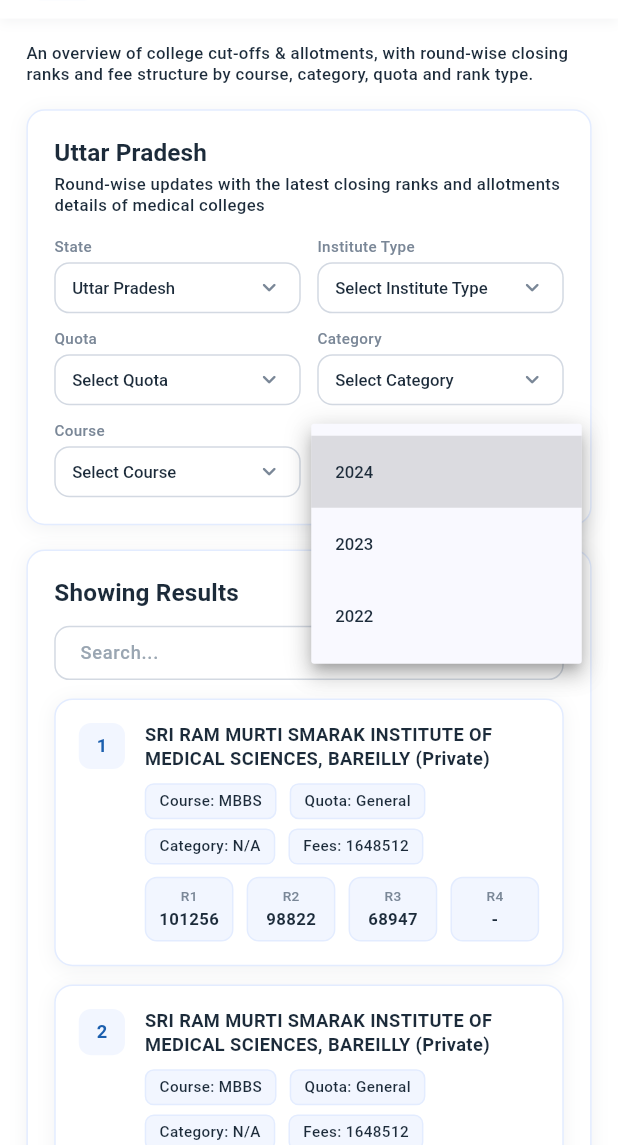
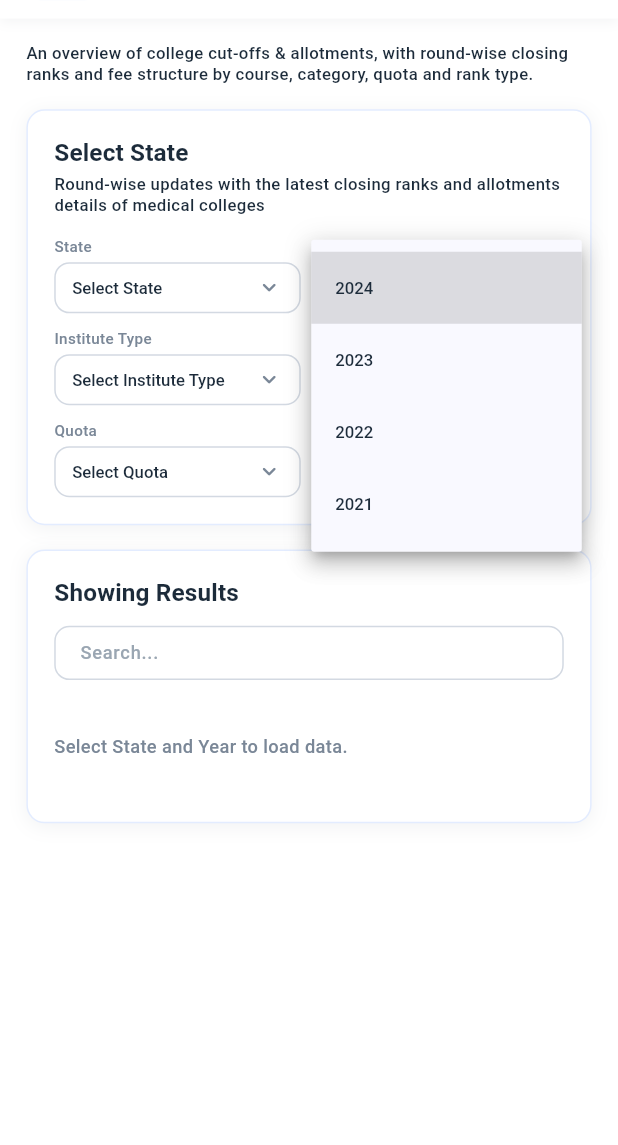
Before and after one commit to Fast-Trade-Technologies/neetCounsellingApp, a Flutter app: the CutoffAllotmentsView screen opened by its route, after a tap on "2024", on a phone screen of 412 x 824 dp, the part 91-1236 px from its top. Run offline on Flutter 3.47's test engine with Material 3 defaults, Android fonts, the phone set to English and light mode, and no system bars; our stand-ins replace connectivity_plus, dio, flutter_screenutil, get, get_storage, open_filex; missing offline and left inert: curl_logger_dio_interceptor; accounts and stored records are empty.

Commit message:
add APIs in cut-off-allotments page

```diff
--- /dev/null
+++ b/lib/api_services/cut_off_allotments_api.dart
@@ -0,0 +1,93 @@
+import 'dart:convert';
+
+import 'package:dio/dio.dart';
+
+import 'package:neetcounsellingapp/app/core/storage/app_storage.dart';
+
+import 'base_api.dart';
+
+/// GET /cut-off-allotments from NEET Counseling API Postman collection.
+/// All params in query: nLoginUserIdNo, state_id_counselling, state_id, year;
+/// optional: institute_type_id, course_id, quota_id, sm_category_id.
+class CutOffAllotmentsApi {
+  static const String path = '/cut-off-allotments';
+
+  static final BaseAPI _api = BaseAPI();
+
+  /// GET {{base_url}}/cut-off-allotments with query params (no header params).
+  static Future<(bool success, Map<String, dynamic>? data, String? errorMessage)> getCutOffAllotments({
+    required String stateId,
+    required String year,
+    String? instituteTypeId,
+    String? courseId,
+    String? quotaId,
+    String? smCategoryId,
+    bool showLoader = true,
+  }) async {
+    final userId = AppStorage.userId;
+    if (userId == null || userId.isEmpty) {
+      return (false, null, 'Please sign in to load cut-off allotments');
+    }
+    try {
+      final query = <String, dynamic>{
+        'nLoginUserIdNo': userId,
+        'state_id': stateId,
+        'year': year,
+      };
+      if (instituteTypeId != null && instituteTypeId.isNotEmpty) query['institute_type_id'] = instituteTypeId;
+      if (courseId != null && courseId.isNotEmpty) query['course_id'] = courseId;
+      if (quotaId != null && quotaId.isNotEmpty) query['quota_id'] = quotaId;
+      if (smCategoryId != null && smCategoryId.isNotEmpty) query['sm_category_id'] = smCategoryId;
+
+      final response = await _api.get(
+        url: path,
+        queryParameters: query,
+        showLoader: showLoader,
+      );
+
+      if (response == null) return (false, null, 'No response from server');
+      if (response.statusCode != 200) {
+        final msg = _messageFromResponse(response);
+        return (false, null, msg ?? 'Failed to load cut-off allotments');
+      }
+
+      final body = _parseBody(response.data);
+      if (body == null) return (false, null, 'Invalid response');
+
+      final isSuccess = body['isSuccess'] == true || body['success'] == true;
+      final message = body['message']?.toString();
+
+      if (isSuccess) {
+        final dataRaw = body['data'];
+        if (dataRaw is Map) return (true, Map<String, dynamic>.from(dataRaw), null);
+        return (true, <String, dynamic>{}, null);
+      }
+      return (false, null, message ?? 'Failed to load cut-off allotments');
+    } on DioException catch (e) {
+      final msg = e.response != null ? _messageFromResponse(e.response!) : e.message;
+      return (false, null, msg ?? 'Something went wrong');
+    }
+  }
+
+  static Map<String, dynamic>? _parseBody(dynamic raw) {
+    if (raw == null) return null;
+    if (raw is Map) return Map<String, dynamic>.from(raw);
+    if (raw is String) {
+      try {
+        final decoded = jsonDecode(raw);
+        return decoded is Map ? Map<String, dynamic>.from(decoded) : null;
+      } catch (_) {
+        return null;
+      }
+    }
+    return null;
+  }
+
+  static String? _messageFromResponse(Response response) {
+    try {
+      final data = response.data;
+      if (data is Map && data['message'] != null) return data['message'].toString();
+    } catch (_) {}
+    return null;
+  }
+}
--- a/lib/app/modules/tools/cutoff_allotments/cutoff_allotments_controller.dart
+++ b/lib/app/modules/tools/cutoff_allotments/cutoff_allotments_controller.dart
@@ -1,6 +1,8 @@
 import 'package:get/get.dart';
 
+import '../../../../api_services/cut_off_allotments_api.dart';
 import '../../../../api_services/filters_api.dart';
+import '../../../core/snackbar/app_snackbar.dart';
 
 class CutoffRow {
   CutoffRow({
@@ -26,10 +28,49 @@ class CutoffRow {
   final String r2;
   final String r3;
   final String r4;
+
+  static String _instituteStr(Map<String, dynamic> json) {
+    String str(dynamic v) => (v?.toString() ?? '').trim();
+    final collegeName = str(json['college_name'] ?? json['institute_name'] ?? json['institute'] ?? json['institute_and_type']);
+    final instituteType = str(json['institute_type_name'] ?? json['institute_type']);
+    if (collegeName.isNotEmpty && instituteType.isNotEmpty) {
+      return '$collegeName ($instituteType)';
+    }
+    return collegeName.isNotEmpty ? collegeName : instituteType;
+  }
+
+  factory CutoffRow.fromJson(Map<String, dynamic> json) {
+    int toInt(dynamic v) => v is int ? v : int.tryParse(v?.toString() ?? '') ?? 0;
+    String str(dynamic v) => (v?.toString() ?? '').trim();
+
+    // Handle nested rounds object
+    final rounds = json['rounds'];
+    String getRound(String key) {
+      if (rounds is Map) {
+        final value = rounds[key];
+        return value == null ? '-' : str(value);
+      }
+      return str(json[key] ?? json['round${key.substring(1)}'] ?? json['round_${key.substring(1)}']);
+    }
+
+    return CutoffRow(
+      sNo: toInt(json['s_no'] ?? json['sNo'] ?? json['serial_no']),
+      instituteAndType: CutoffRow._instituteStr(json),
+      course: str(json['course_name'] ?? json['course']),
+      quota: str(json['quota_name'] ?? json['quota']),
+      category: str(json['category_name'] ?? json['category'] ?? json['sm_category']),
+      fees: str(json['fees'] ?? json['fee'] ?? json['fee_structure']),
+      r1: getRound('r1'),
+      r2: getRound('r2'),
+      r3: getRound('r3'),
+      r4: getRound('r4'),
+    );
+  }
 }
 
 class CutoffAllotmentsController extends GetxController {
-  final RxString selectedState = 'Uttar Pradesh'.obs;
+  final RxString selectedState = 'Select State'.obs;
+  final RxString selectedStateId = ''.obs;
   final RxString selectedInstituteType = 'Select Institute Type'.obs;
   final RxString selectedQuota = 'Select Quota'.obs;
   final RxString selectedCategory = 'Select Category'.obs;
@@ -37,6 +78,10 @@ class CutoffAllotmentsController extends GetxController {
   final RxString selectedYear = '2024'.obs;
   final RxInt entriesPerPage = 10.obs;
   final RxString searchQuery = ''.obs;
+
+  final RxBool filtersLoading = true.obs;
+  final RxBool isLoading = false.obs;
+  final RxString error = ''.obs;
 
   final RxList<FilterItem> stateFilters = <FilterItem>[].obs;
   List<String> get states => stateFilters.isEmpty
@@ -47,102 +92,158 @@ class CutoffAllotmentsController extends GetxController {
   static const List<String> quotas = ['Select Quota', 'General', 'OBC', 'SC', 'ST', 'EWS'];
   static const List<String> categories = ['Select Category', 'General', 'OBC', 'SC', 'ST', 'EWS', 'N/A'];
   static const List<String> courses = ['Select Course', 'MBBS', 'BDS', 'BAMS', 'BHMS'];
-  static const List<String> years = ['2024', '2023', '2022'];
+  static const List<String> years = ['2024', '2023', '2022', '2021'];
   static const List<int> entriesOptions = [10, 25, 50];
+
+  static const Map<String, String> instituteTypeIds = {
+    'Government': '1',
+    'Private': '2',
+    'Deemed': '3',
+  };
+  static const Map<String, String> quotaIds = {
+    'General': '1',
+    'OBC': '2',
+    'SC': '3',
+    'ST': '4',
+    'EWS': '5',
+  };
+  static const Map<String, String> categoryIds = {
+    'General': '1',
+    'OBC': '2',
+    'SC': '3',
+    'ST': '4',
+    'EWS': '5',
+    'N/A': '0',
+  };
+  static const Map<String, String> courseIds = {
+    'MBBS': '1',
+    'BDS': '2',
+    'BAMS': '3',
+    'BHMS': '4',
+  };
 
   List<int> get entriesOptionsList => entriesOptions;
 
-  late final List<CutoffRow> _allRows;
+  late List<CutoffRow> _allRows;
   final RxList<CutoffRow> filteredRows = <CutoffRow>[].obs;
 
   @override
   void onInit() {
     super.onInit();
-    _allRows = _buildSampleRows();
-    _applyFilters();
+    _allRows = [];
     _loadStateFilters();
   }
 
   Future<void> _loadStateFilters() async {
+    filtersLoading.value = true;
     final (success, stateList, _) = await FiltersApi.getStates(showLoader: false);
-    if (success && stateList.isNotEmpty) stateFilters.assignAll(stateList);
+    filtersLoading.value = false;
+    if (success && stateList.isNotEmpty) {
+      stateFilters.assignAll(stateList);
+    }
   }
 
   @override
-  Future<void> refresh() async => _applyFilters();
+  Future<void> refresh() async => loadCutOffAllotments(showLoader: false);
 
-  List<CutoffRow> _buildSampleRows() {
-    return [
-      CutoffRow(
-        sNo: 1,
-        instituteAndType: 'SRI RAM MURTI SMARAK INSTITUTE OF MEDICAL SCIENCES, BAREILLY (Private)',
-        course: 'MBBS',
-        quota: 'General',
-        category: 'N/A',
-        fees: '1648512',
-        r1: '101256',
-        r2: '98822',
-        r3: '68947',
-        r4: '-',
-      ),
-      CutoffRow(
-        sNo: 2,
-        instituteAndType: 'SRI RAM MURTI SMARAK INSTITUTE OF MEDICAL SCIENCES, BAREILLY (Private)',
-        course: 'MBBS',
-        quota: 'General',
-        category: 'N/A',
-        fees: '1648512',
-        r1: '101256',
-        r2: '98822',
-        r3: '68947',
-        r4: '-',
-      ),
-      CutoffRow(
-        sNo: 3,
-        instituteAndType: 'EXAMPLE GOVERNMENT MEDICAL COLLEGE (Government)',
-        course: 'MBBS',
-        quota: 'General',
-        category: 'N/A',
-        fees: 'N/A',
-        r1: '45210',
-        r2: '44100',
-        r3: '43800',
-        r4: '-',
-      ),
-      CutoffRow(
-        sNo: 4,
-        instituteAndType: 'ANOTHER PRIVATE MEDICAL COLLEGE, LUCKNOW (Private)',
-        course: 'MBBS',
-        quota: 'General',
-        category: 'N/A',
-        fees: '1850000',
-        r1: '112000',
-        r2: '108500',
-        r3: '-',
-        r4: '-',
-      ),
-      CutoffRow(
-        sNo: 5,
-        instituteAndType: 'DEEMED UNIVERSITY MEDICAL COLLEGE (Deemed)',
-        course: 'MBBS',
-        quota: 'General',
-        category: 'N/A',
-        fees: '2400000',
-        r1: '98500',
-        r2: '96200',
-        r3: '95100',
-        r4: '94500',
-      ),
-    ];
+  bool get canLoad =>
+      selectedStateId.value.isNotEmpty &&
+      selectedYear.value.isNotEmpty;
+
+  Future<void> loadCutOffAllotments({bool showLoader = true}) async {
+    if (!canLoad) {
+      _allRows = [];
+      filteredRows.clear();
+      return;
+    }
+    error.value = '';
+    isLoading.value = true;
+    final instituteTypeId = selectedInstituteType.value.isNotEmpty && instituteTypeIds.containsKey(selectedInstituteType.value)
+        ? instituteTypeIds[selectedInstituteType.value]
+        : null;
+    final courseId = selectedCourse.value.isNotEmpty && courseIds.containsKey(selectedCourse.value)
+        ? courseIds[selectedCourse.value]
+        : null;
+    final quotaId = selectedQuota.value.isNotEmpty && quotaIds.containsKey(selectedQuota.value)
+        ? quotaIds[selectedQuota.value]
+        : null;
+    final smCategoryId = selectedCategory.value.isNotEmpty && categoryIds.containsKey(selectedCategory.value)
+        ? categoryIds[selectedCategory.value]
+        : null;
+
+    final (success, data, errorMessage) = await CutOffAllotmentsApi.getCutOffAllotments(
+      stateId: selectedStateId.value,
+      year: selectedYear.value,
+      instituteTypeId: instituteTypeId,
+      courseId: courseId,
+      quotaId: quotaId,
+      smCategoryId: smCategoryId,
+      showLoader: showLoader,
+    );
+    isLoading.value = false;
+
+    if (!success || data == null) {
+      error.value = errorMessage ?? 'Failed to load cut-off allotments';
+      AppSnackbar.error('Cut-off allotments', error.value);
+      _allRows = [];
+      filteredRows.clear();
+      return;
+    }
+
+    final rawList = data['cutoffs'] ?? data['list'] ?? data['cut_off_allotments'] ?? data['data'] ?? data['allotments'];
+    final list = <CutoffRow>[];
+    if (rawList is List) {
+      for (var i = 0; i < rawList.length; i++) {
+        final e = rawList[i];
+        if (e is Map) {
+          final map = Map<String, dynamic>.from(e);
+          if (map['s_no'] == null && map['sNo'] == null) map['s_no'] = i + 1;
+          list.add(CutoffRow.fromJson(map));
+        }
+      }
+    }
+    _allRows = list;
+    _applyFilters();
   }
 
-  void setState(String v) => selectedState.value = v;
-  void setInstituteType(String v) => selectedInstituteType.value = v;
-  void setQuota(String v) => selectedQuota.value = v;
-  void setCategory(String v) => selectedCategory.value = v;
-  void setCourse(String v) => selectedCourse.value = v;
-  void setYear(String v) => selectedYear.value = v;
+  void setState(String v) {
+    selectedState.value = v;
+    if (v == 'Select State') {
+      selectedStateId.value = '';
+    } else {
+      final match = stateFilters.where((e) => e.name == v).toList();
+      selectedStateId.value = match.isEmpty ? '' : match.first.id;
+    }
+    loadCutOffAllotments(showLoader: false);
+  }
+
+  void setInstituteType(String v) {
+    selectedInstituteType.value = v;
+    loadCutOffAllotments(showLoader: false);
+  }
+
+  void setQuota(String v) {
+    selectedQuota.value = v;
+    loadCutOffAllotments(showLoader: false);
+  }
+
+  void setCategory(String v) {
+    selectedCategory.value = v;
+    loadCutOffAllotments(showLoader: false);
+  }
+
+  void setCourse(String v) {
+    selectedCourse.value = v;
+    loadCutOffAllotments(showLoader: false);
+  }
+
+  void setYear(String v) {
+    selectedYear.value = v;
+    loadCutOffAllotments(showLoader: false);
+  }
+
   void setEntriesPerPage(int v) => entriesPerPage.value = v;
+
   void setSearchQuery(String value) {
     searchQuery.value = value;
     _applyFilters();
--- a/lib/app/modules/tools/cutoff_allotments/cutoff_allotments_view.dart
+++ b/lib/app/modules/tools/cutoff_allotments/cutoff_allotments_view.dart
@@ -65,31 +65,69 @@ class CutoffAllotmentsView extends GetView<CutoffAllotmentsController> {
       width: double.infinity,
       padding: EdgeInsets.all(16.w),
       decoration: _cardDecoration(),
-      child: Column(
+      child: Obx(() {
+        if (controller.filtersLoading.value) {
+          return Padding(
+            padding: EdgeInsets.symmetric(vertical: 24.h),
+            child: const Center(child: CircularProgressIndicator()),
+          );
+        }
+        return Column(
           crossAxisAlignment: CrossAxisAlignment.start,
           children: [
-          Obx(() => Text(controller.selectedState.value, style: AppTextStyles.welcomeHeading)),
+            Text(controller.selectedState.value, style: AppTextStyles.welcomeHeading),
             SizedBox(height: 4.h),
             Text(
               'Round-wise updates with the latest closing ranks and allotments details of medical colleges',
               style: AppTextStyles.detailScreenSubtitle.copyWith(color: AppColors.textDark),
             ),
             SizedBox(height: 14.h),
-          Obx(() => Column(
+            Column(
               children: [
-              Row(children: [Expanded(child: _FilterDropdown(label: 'State', value: controller.selectedState.value, items: controller.states, onChanged: controller.setState)), SizedBox(width: 10.w), Expanded(child: _FilterDropdown(label: 'Institute Type', value: controller.selectedInstituteType.value, items: CutoffAllotmentsController.instituteTypes, onChanged: controller.setInstituteType))]),
+                Row(children: [Expanded(child: _FilterDropdown(label: 'State', value: controller.selectedState.value, items: controller.states, onChanged: controller.setState)), SizedBox(width: 10.w), Expanded(child: _FilterDropdown(label: 'Year', value: controller.selectedYear.value, items: CutoffAllotmentsController.years, onChanged: controller.setYear))]),
+                SizedBox(height: 10.h),
+                Row(children: [Expanded(child: _FilterDropdown(label: 'Institute Type', value: controller.selectedInstituteType.value, items: CutoffAllotmentsController.instituteTypes, onChanged: controller.setInstituteType)), SizedBox(width: 10.w), Expanded(child: _FilterDropdown(label: 'Course', value: controller.selectedCourse.value, items: CutoffAllotmentsController.courses, onChanged: controller.setCourse))]),
                 SizedBox(height: 10.h),
                 Row(children: [Expanded(child: _FilterDropdown(label: 'Quota', value: controller.selectedQuota.value, items: CutoffAllotmentsController.quotas, onChanged: controller.setQuota)), SizedBox(width: 10.w), Expanded(child: _FilterDropdown(label: 'Category', value: controller.selectedCategory.value, items: CutoffAllotmentsController.categories, onChanged: controller.setCategory))]),
-              SizedBox(height: 10.h),
-              Row(children: [Expanded(child: _FilterDropdown(label: 'Course', value: controller.selectedCourse.value, items: CutoffAllotmentsController.courses, onChanged: controller.setCourse)), SizedBox(width: 10.w), Expanded(child: _FilterDropdown(label: 'Year', value: controller.selectedYear.value, items: CutoffAllotmentsController.years, onChanged: controller.setYear))]),
               ],
-          )),
+            ),
+          ],
+        );
+      }),
+    );
+  }
+
+  Widget _buildResultsSection(BuildContext context) {
+    return Obx(() {
+      if (controller.isLoading.value && controller.filteredRows.isEmpty) {
+        return Container(
+          width: double.infinity,
+          padding: EdgeInsets.all(24.w),
+          decoration: _cardDecoration(),
+          child: const Center(child: CircularProgressIndicator()),
+        );
+      }
+      if (controller.error.value.isNotEmpty && controller.filteredRows.isEmpty && controller.canLoad) {
+        return Container(
+          width: double.infinity,
+          padding: EdgeInsets.all(16.w),
+          decoration: _cardDecoration(),
+          child: Column(
+            crossAxisAlignment: CrossAxisAlignment.start,
+            children: [
+              Text('Showing Results', style: AppTextStyles.welcomeHeading),
+              SizedBox(height: 16.h),
+              Center(
+                child: Text(
+                  controller.error.value,
+                  style: AppTextStyles.bodyS.copyWith(color: AppColors.textMuted),
+                  textAlign: TextAlign.center,
+                ),
+              ),
             ],
           ),
         );
       }
-
-  Widget _buildResultsSection(BuildContext context) {
       return Container(
         width: double.infinity,
         padding: EdgeInsets.all(16.w),
@@ -119,13 +157,17 @@ class CutoffAllotmentsView extends GetView<CutoffAllotmentsController> {
               if (list.isEmpty) {
                 return Padding(
                   padding: EdgeInsets.symmetric(vertical: 24.h),
-                child: Text('No results found.', style: AppTextStyles.bodyS.copyWith(color: AppColors.textMuted)),
+                  child: Text(
+                    controller.canLoad ? 'No results found.' : 'Select State and Year to load data.',
+                    style: AppTextStyles.bodyS.copyWith(color: AppColors.textMuted),
+                    textAlign: TextAlign.center,
+                  ),
                 );
               }
               return Column(
                 children: [
                   for (int i = 0; i < list.length; i++) ...[
-                  _CutoffCard(row: list[i]),
+                    _CutoffCard(row: list[i], serialNumber: i + 1),
                     if (i < list.length - 1) SizedBox(height: 12.h),
                   ],
                 ],
@@ -134,14 +176,16 @@ class CutoffAllotmentsView extends GetView<CutoffAllotmentsController> {
           ],
         ),
       );
+    });
   }
 
 }
 
 class _CutoffCard extends StatelessWidget {
-  const _CutoffCard({required this.row});
+  const _CutoffCard({required this.row, required this.serialNumber});
 
   final CutoffRow row;
+  final int serialNumber;
 
   @override
   Widget build(BuildContext context) {
@@ -175,7 +219,7 @@ class _CutoffCard extends StatelessWidget {
                   borderRadius: BorderRadius.circular(8.r),
                 ),
                 child: Text(
-                  '${row.sNo}',
+                  '$serialNumber',
                   style: AppTextStyles.bodyS.copyWith(
                     color: AppColors.primaryBlue,
                     fontWeight: FontWeight.w700,
```
Also changed, not shown: lib/app/modules/analysis/courses/courses_controller.dart (+123 -60 lines), lib/app/modules/analysis/courses/courses_view.dart (+78 -27 lines). Lines whose indentation alone changed are shown as unchanged.
